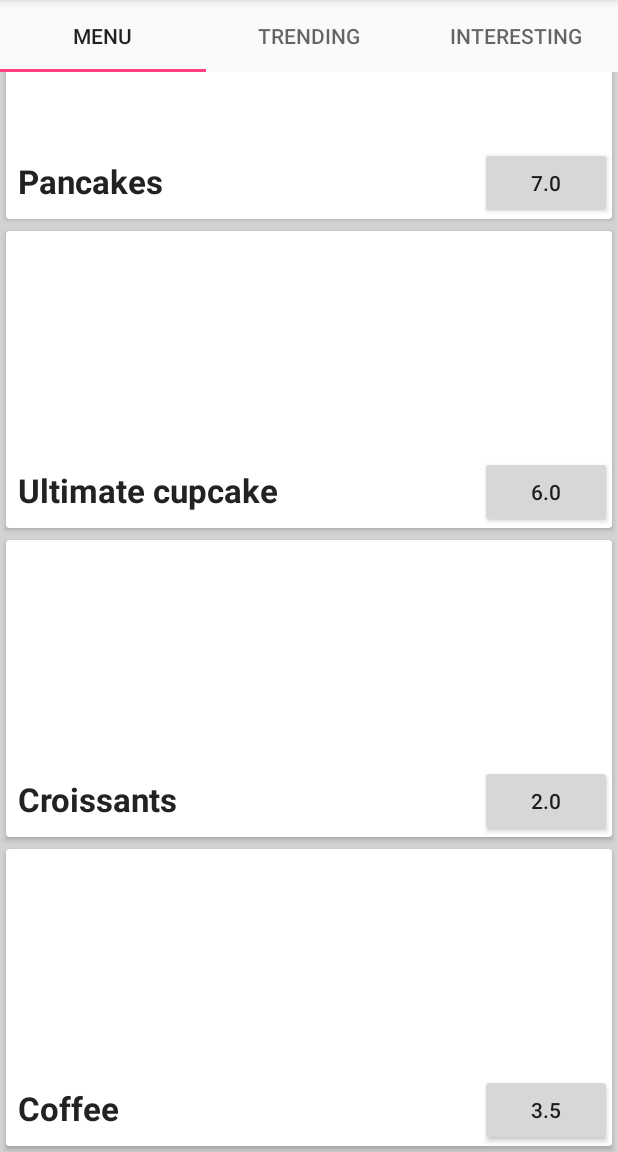
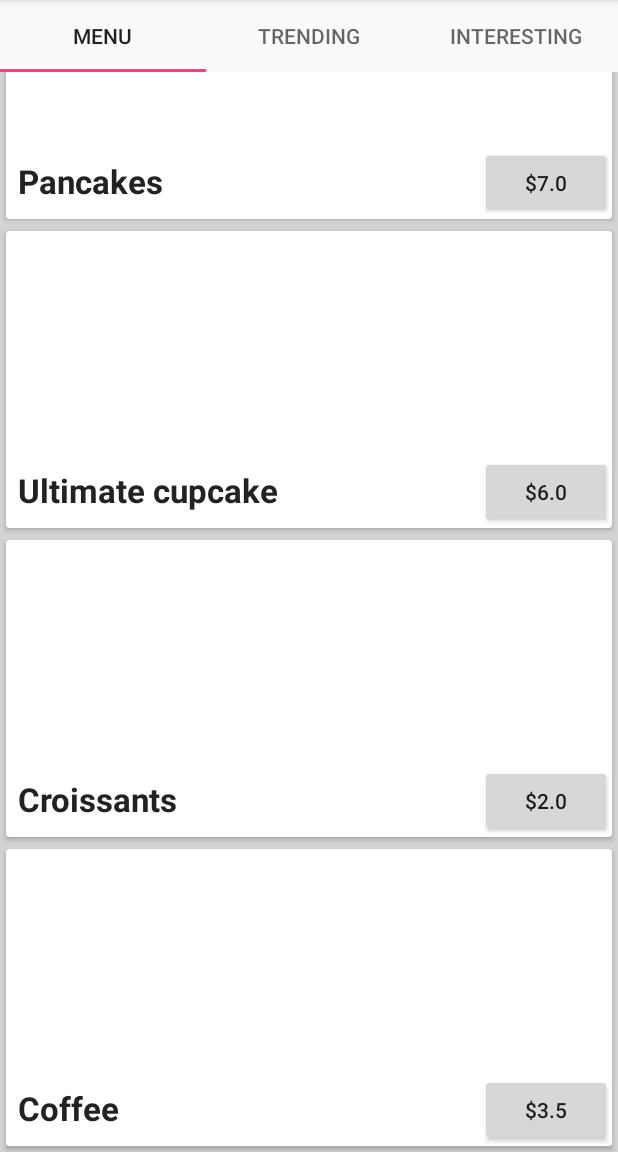
Before and after one commit to vandanab/hungrypenguin, an Android app: the DishListFragment screen opened directly, with no data from a screen before it, scrolled down 104 dp, on a phone screen of 412 x 824 dp, the part 84-1236 px from its top. Run offline under Robolectric (Android 15) with nearby library versions, the phone set to English and light mode, and no system bars; pictures from the network do not load; 1 statement that could not run was skipped.

Commit message:
updated quantity

```diff
--- a/app/src/main/java/com/ama/hungrypenguin/adapter/DishesAdapter.java
+++ b/app/src/main/java/com/ama/hungrypenguin/adapter/DishesAdapter.java
@@ -13,6 +13,7 @@ import android.widget.LinearLayout;
 import android.widget.TextView;
 
 import com.ama.hungrypenguin.R;
+import com.ama.hungrypenguin.data.SampleData;
 import com.ama.hungrypenguin.model.Dish;
 import com.ama.hungrypenguin.ui.FoodDetailActivity;
 import com.ama.hungrypenguin.ui.MainActivity;
@@ -55,7 +56,13 @@ public class DishesAdapter extends
         Dish dish = dishes.get(position);
         holder.title.setText(dish.name);
         holder.title.setTag(dish.id);
-        holder.cost.setText(Double.toString(dish.cost));
+        int qty = sharedPrefsHelper.getValue(dish.id);
+        if(qty > 0) {
+            holder.cost.setText("$" + Double.toString(dish.cost) + "(" + String.valueOf(qty) + ")");
+        } else {
+            holder.cost.setText("$" + Double.toString(dish.cost));
+        }
+
         holder.cost.setTag(dish.id);
         Uri uri = Uri.parse(dish.imageUrl);
 
@@ -66,6 +73,12 @@ public class DishesAdapter extends
             @Override
             public void onClick(View v) {
                 sharedPrefsHelper.updateOrder((Integer) v.getTag(), 1);
+                int qty = sharedPrefsHelper.getValue((Integer) v.getTag());
+                if(qty > 0) {
+                    Button b = (Button) v;
+                    Dish d = SampleData.getDish((Integer) v.getTag());
+                    b.setText("$" + d.cost + "(" + String.valueOf(qty) + ")");
+                }
                 handler.showState();
             }
         });
--- a/app/src/main/java/com/ama/hungrypenguin/util/SharedPrefsHelper.java
+++ b/app/src/main/java/com/ama/hungrypenguin/util/SharedPrefsHelper.java
@@ -49,10 +49,18 @@ public class SharedPrefsHelper {
         return orderMap;
     }
 
+    public int getValue(int dishIndex) {
+        if(order.contains(String.valueOf(dishIndex))) {
+            return order.getInt(String.valueOf(dishIndex), 0);
+        }
+        return 0;
+    }
+
     public void clear() {
         SharedPreferences.Editor editor = order.edit();
         editor.clear();
         editor.commit();
     }
 
+
 }
```
